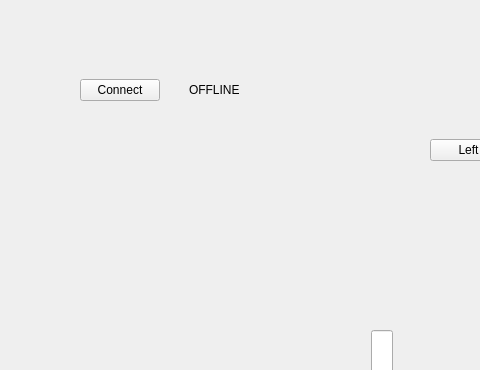
Before: the Qt Designer form mainwindow.ui in chatinEu/wifiBotV3, drawn with Qt 5; both pictures show x 0 to 480 and y 0 to 370 of the 800 by 600 pixel window.
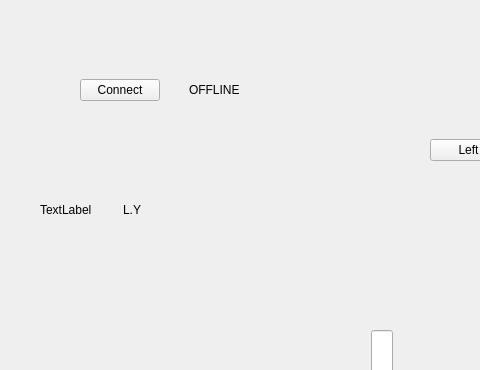
After: the same form once the commit is applied.

Patch:
```diff
--- a/mainwindow.ui
+++ b/mainwindow.ui
@@ -275,6 +275,32 @@
      </item>
     </layout>
    </widget>
+   <widget class="QWidget" name="horizontalLayoutWidget_4">
+    <property name="geometry">
+     <rect>
+      <x>40</x>
+      <y>170</y>
+      <width>160</width>
+      <height>80</height>
+     </rect>
+    </property>
+    <layout class="QHBoxLayout" name="horizontalLayout_6">
+     <item>
+      <widget class="QLabel" name="LabelSpeed">
+       <property name="text">
+        <string>TextLabel</string>
+       </property>
+      </widget>
+     </item>
+     <item>
+      <widget class="QLabel" name="label_4">
+       <property name="text">
+        <string>L.Y</string>
+       </property>
+      </widget>
+     </item>
+    </layout>
+   </widget>
   </widget>
   <widget class="QMenuBar" name="menubar">
    <property name="geometry">
```
